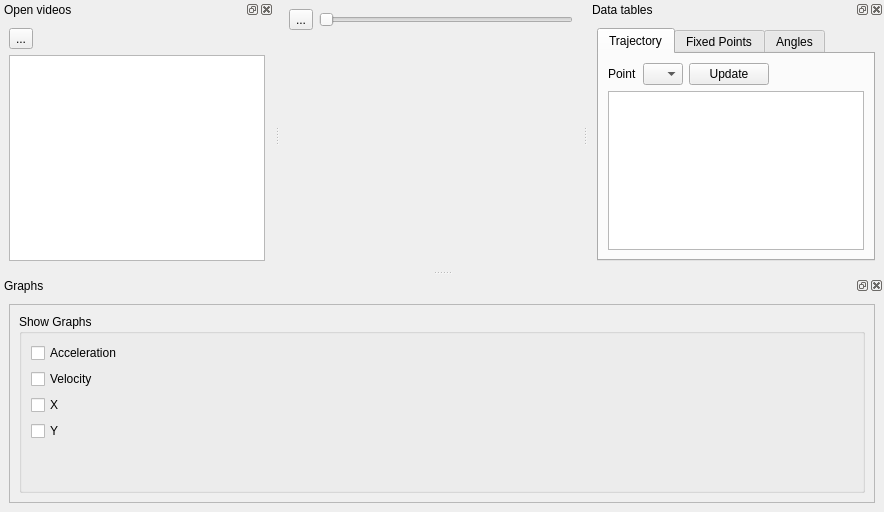
romariorios/CVMob, file src/view/cvmobmainwindow.ui: the form before one commit.
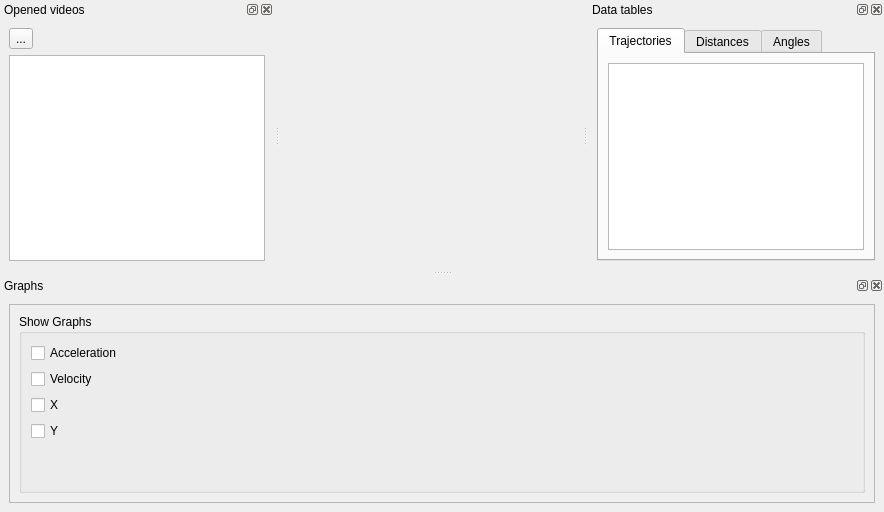
The form after the commit.

Patch:
```diff
--- a/src/view/cvmobmainwindow.ui
+++ b/src/view/cvmobmainwindow.ui
@@ -14,43 +14,11 @@
    <string>CvMob</string>
   </property>
   <widget class="QWidget" name="centralwidget">
-   <layout class="QVBoxLayout" name="centralLayout">
-    <item>
-     <layout class="QHBoxLayout" name="horizontalLayout_2">
-      <item>
-       <widget class="QToolButton" name="playPauseButton">
-        <property name="text">
-         <string>...</string>
-        </property>
-       </widget>
-      </item>
-      <item>
-       <widget class="QSlider" name="videoProgress">
-        <property name="orientation">
-         <enum>Qt::Horizontal</enum>
-        </property>
-       </widget>
-      </item>
-     </layout>
-    </item>
-    <item>
-     <spacer name="verticalSpacer">
-      <property name="orientation">
-       <enum>Qt::Vertical</enum>
-      </property>
-      <property name="sizeHint" stdset="0">
-       <size>
-        <width>20</width>
-        <height>40</height>
-       </size>
-      </property>
-     </spacer>
-    </item>
-   </layout>
+   <layout class="QVBoxLayout" name="centralLayout"/>
   </widget>
   <widget class="QDockWidget" name="openVideos">
    <property name="windowTitle">
-    <string>Open videos</string>
+    <string>Opened videos</string>
    </property>
    <attribute name="dockWidgetArea">
     <number>1</number>
@@ -115,58 +83,11 @@
        </property>
        <widget class="QWidget" name="tabTrajectory">
         <attribute name="title">
-         <string>Trajectory</string>
+         <string>Trajectories</string>
         </attribute>
         <layout class="QVBoxLayout" name="verticalLayout_6">
          <item>
-          <layout class="QHBoxLayout" name="horizontalLayout_3">
-           <item>
-            <widget class="QLabel" name="label_2">
-             <property name="text">
-              <string>Point</string>
-             </property>
-            </widget>
-           </item>
-           <item>
-            <widget class="QComboBox" name="comboBoxPoint">
-             <property name="sizePolicy">
-              <sizepolicy hsizetype="Fixed" vsizetype="Fixed">
-               <horstretch>0</horstretch>
-               <verstretch>0</verstretch>
-              </sizepolicy>
-             </property>
-             <property name="maximumSize">
-              <size>
-               <width>40</width>
-               <height>16777215</height>
-              </size>
-             </property>
-            </widget>
-           </item>
-           <item>
-            <widget class="QPushButton" name="updateTrajButton">
-             <property name="text">
-              <string>Update</string>
-             </property>
-            </widget>
-           </item>
-           <item>
-            <spacer name="horizontalSpacer_2">
-             <property name="orientation">
-              <enum>Qt::Horizontal</enum>
-             </property>
-             <property name="sizeHint" stdset="0">
-              <size>
-               <width>40</width>
-               <height>20</height>
-              </size>
-             </property>
-            </spacer>
-           </item>
-          </layout>
-         </item>
-         <item>
-          <widget class="QTableView" name="trajectoryTableView">
+          <widget class="QTreeView" name="trajectoriesView">
            <property name="toolTip">
             <string extracomment="Trajectory data"/>
            </property>
@@ -179,16 +100,13 @@
            <property name="alternatingRowColors">
             <bool>true</bool>
            </property>
-           <attribute name="verticalHeaderVisible">
-            <bool>false</bool>
-           </attribute>
           </widget>
          </item>
         </layout>
        </widget>
        <widget class="QWidget" name="tabFixedPoints">
         <attribute name="title">
-         <string>Fixed Points</string>
+         <string>Distances</string>
         </attribute>
         <layout class="QVBoxLayout" name="verticalLayout_5">
          <item>
```
Left out of the diff: 108 changed lines with no effect on the pictures.
